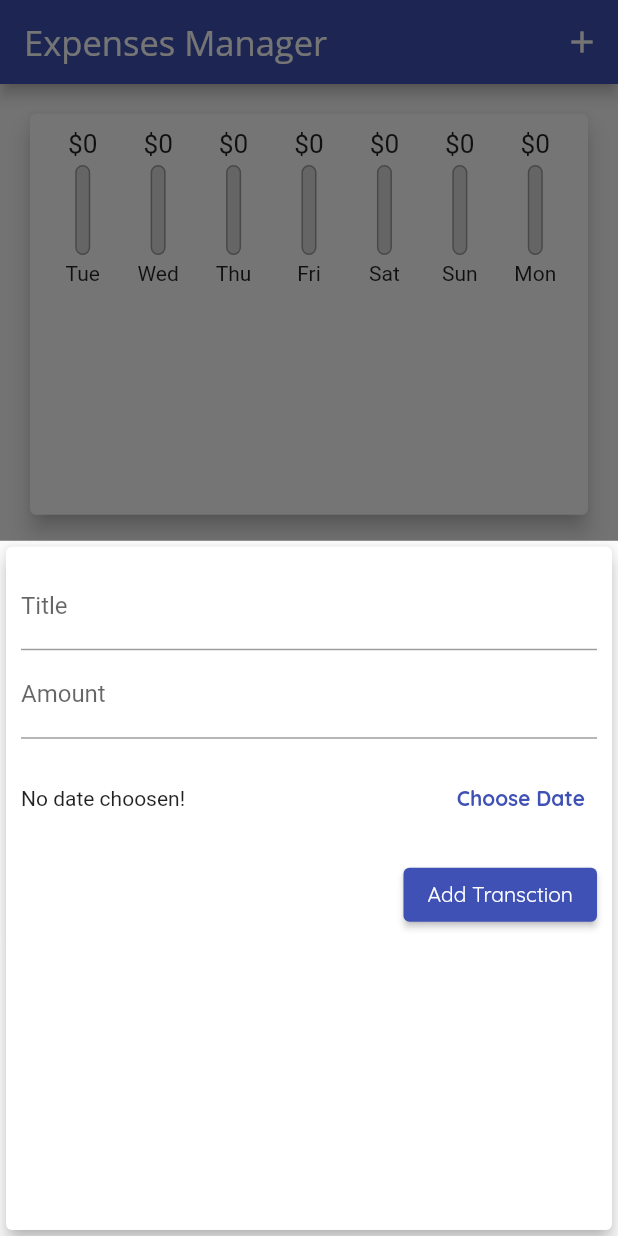
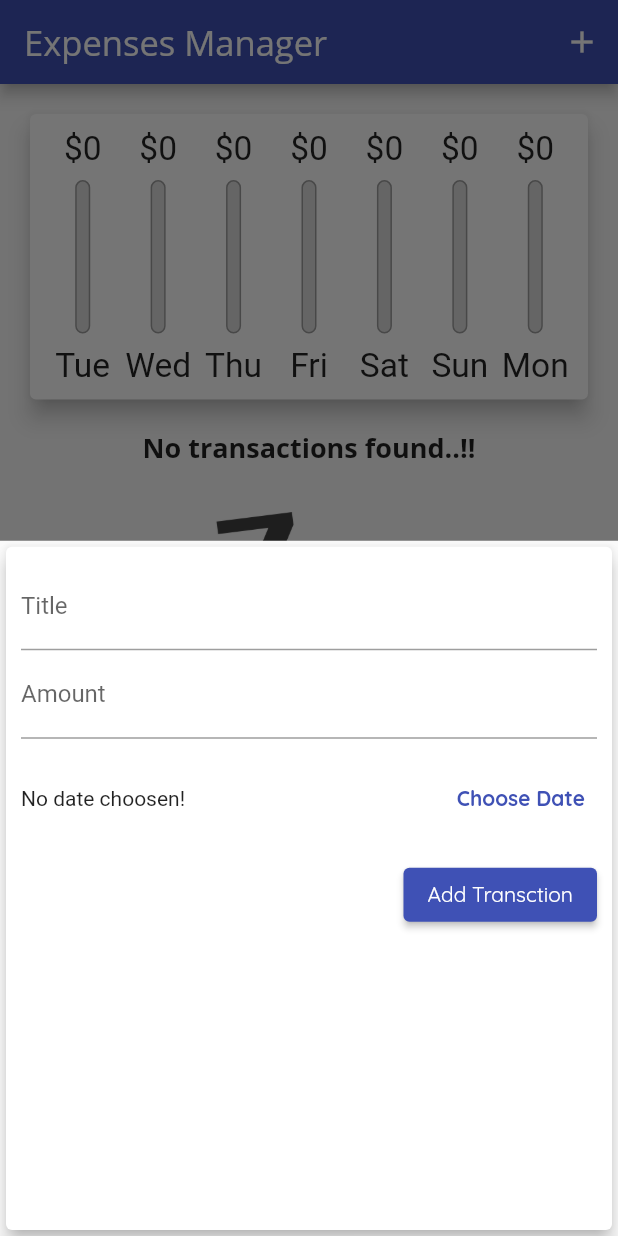
Before and after one commit to dsadasivani/expenses_manager_app, a Flutter app: the screen it shows after launch, after a tap on the "add" icon, on a phone screen of 412 x 824 dp. Run offline on Flutter 3.47's test engine with Material 2 defaults, Android fonts, the phone set to English and light mode, and no system bars.

Commit message:
LayoutBuilder and device orientation impl

```diff
--- a/lib/main.dart
+++ b/lib/main.dart
@@ -1,4 +1,5 @@
 import 'package:flutter/material.dart';
+import 'package:flutter/services.dart';
 import 'package:flutter_complete_guide/widgets/chart.dart';
 import './widgets/new_transaction.dart';
 
@@ -6,7 +7,14 @@ import './models/transaction.dart';
 import './widgets/transaction_list.dart';
 import './widgets/chart.dart';
 
-void main() => runApp(MyApp());
+void main() {
+  WidgetsFlutterBinding.ensureInitialized();
+  SystemChrome.setPreferredOrientations([
+    DeviceOrientation.portraitUp,
+    DeviceOrientation.portraitDown,
+  ]);
+  runApp(MyApp());
+}
 
 class MyApp extends StatelessWidget {
   @override
@@ -139,14 +147,14 @@ class _MyHomePageState extends State<MyHomePage> {
               height: (MediaQuery.of(context).size.height -
                       appBar.preferredSize.height -
                       MediaQuery.of(context).padding.top) *
-                  0.4,
+                  0.3,
               child: Chart(_recentTransactions),
             ),
             Container(
               height: (MediaQuery.of(context).size.height -
                       appBar.preferredSize.height -
                       MediaQuery.of(context).padding.top) *
-                  0.6,
+                  0.7,
               child: TransactionList(_userTransactions, deleteTransaction),
             ),
           ],
--- a/lib/widgets/chart_bar.dart
+++ b/lib/widgets/chart_bar.dart
@@ -13,19 +13,21 @@ class ChartBar extends StatelessWidget {
 
   @override
   Widget build(BuildContext context) {
+    return LayoutBuilder(
+      builder: (context, constraints) {
         return Column(
           children: [
             Container(
-          height: 20,
+              height: constraints.maxHeight * 0.15,
               child: FittedBox(
                 child: Text('\$${spendingAmount.toStringAsFixed(0)}'),
               ),
             ),
             SizedBox(
-          height: 4,
+              height: constraints.maxHeight * 0.05,
             ),
             Container(
-          height: 60,
+              height: constraints.maxHeight * 0.6,
               width: 10,
               child: Stack(
                 alignment: AlignmentDirectional.bottomStart,
@@ -50,10 +52,17 @@ class ChartBar extends StatelessWidget {
               ),
             ),
             SizedBox(
-          height: 4,
+              height: constraints.maxHeight * 0.05,
             ),
-        Text(label),
+            Container(
+              height: constraints.maxHeight * 0.15,
+              child: FittedBox(
+                child: Text(label),
+              ),
+            ),
           ],
+        );
+      },
     );
   }
 }
```
Lines whose indentation alone changed are shown as unchanged.
